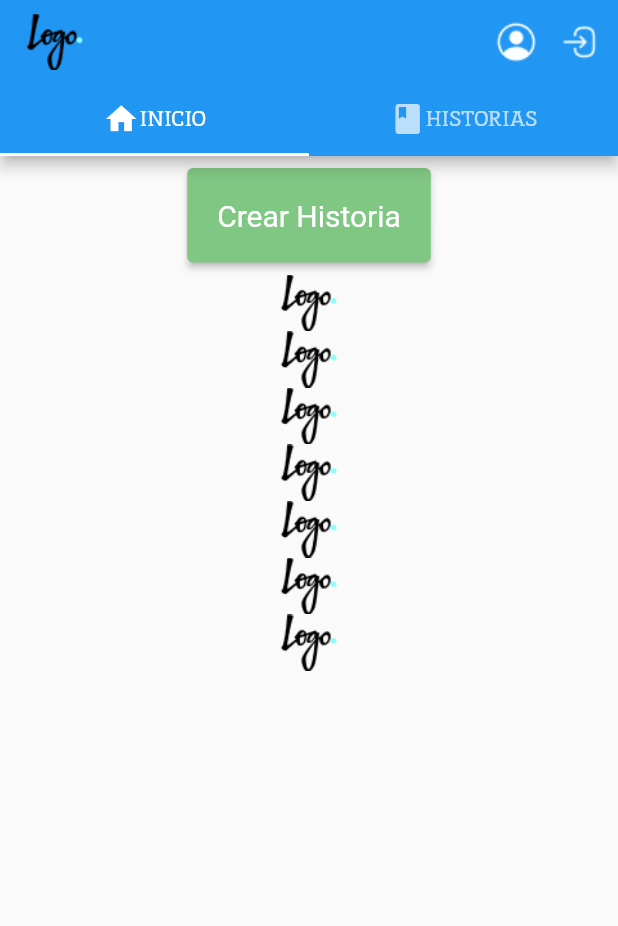
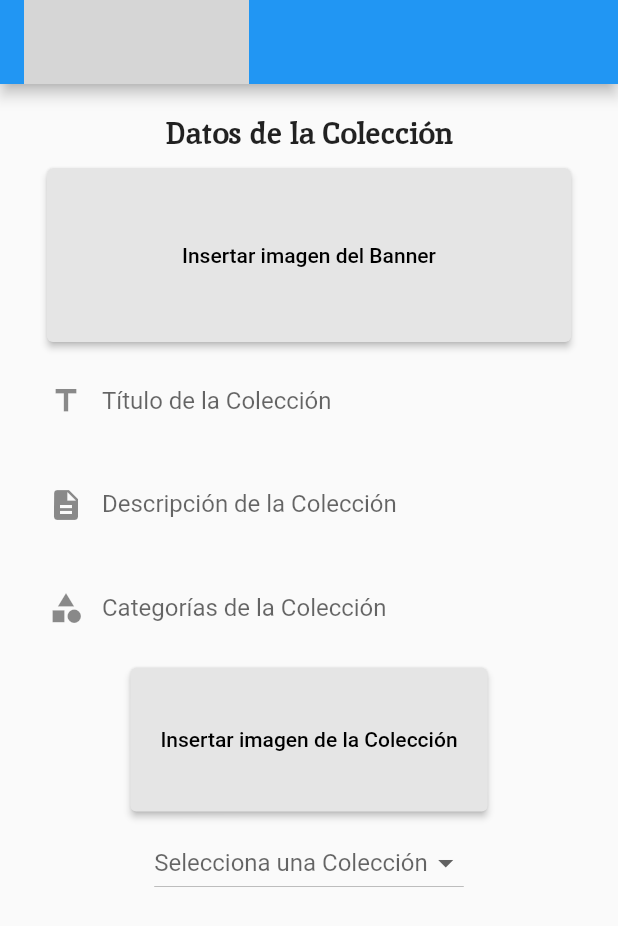
Before and after one commit to HuamanAngel/softales, a Flutter app: the screen it shows after launch, on a phone screen of 412 x 824 dp. Shown: the top 926 px of the screen. Run offline on Flutter 3.47's test engine with Material 2 defaults, Android fonts, the phone set to English and light mode, and no system bars; our stand-ins replace image_picker; missing offline and left inert: flutter_secure_storage_web; grey boxes are pictures that could not be loaded.

Commit message:
Agregar Colección

```diff
--- a/lib/core/router.dart
+++ b/lib/core/router.dart
@@ -3,6 +3,7 @@ import 'package:softales/presentation/home/collection/collection_page.dart';
 import 'package:softales/presentation/home/home_page.dart';
 import 'package:softales/presentation/login/login_page.dart';
 import 'package:softales/presentation/tales/tales_page.dart';
+import 'package:softales/presentation/tales/create_tale.dart';
 
 abstract class AppRouter {
   static Map<String, Widget Function(BuildContext)> pages = {
@@ -10,5 +11,6 @@ abstract class AppRouter {
     "home_page": (BuildContext context) => const HomePage(),
     "tales_page": (BuildContext context) => const TalesPage(),
     "collection_page": (BuildContext context) => const CollectionPage(),
+    "create_tale": (BuildContext context) => const CreateTale(),
   };
 }
--- a/lib/main.dart
+++ b/lib/main.dart
@@ -45,7 +45,7 @@ class MyApp extends StatelessWidget {
               theme: ThemeData(
                 primarySwatch: Colors.blue,
               ),
-              initialRoute: 'home_page',
+              initialRoute: "create_tale",
               routes: AppRouter.pages,
             );
           } else {
--- a/lib/presentation/home/collection/collection_page.dart
+++ b/lib/presentation/home/collection/collection_page.dart
@@ -1,4 +1,5 @@
 import 'package:flutter/material.dart';
+import 'package:softales/presentation/tales/create_tale.dart';
 
 class CollectionPage extends StatefulWidget {
   const CollectionPage({super.key});
@@ -18,7 +19,12 @@ class _CollectionPageState extends State<CollectionPage> {
             alignment: MainAxisAlignment.center,
             children: <Widget>[
               ElevatedButton(
-                onPressed: () {},
+                onPressed: () {
+                  Navigator.push(
+                    context,
+                    MaterialPageRoute(builder: (context) => CreateTale()),
+                  );
+                },
                 style: ButtonStyle(
                   backgroundColor:
                       MaterialStateProperty.all<Color>(Colors.green.shade300),
--- /dev/null
+++ b/lib/presentation/tales/create_tale.dart
@@ -0,0 +1,138 @@
+import 'dart:io';
+
+import 'package:flutter/material.dart';
+import 'package:softales/presentation/widgets/custom_appbar.dart';
+import 'package:image_picker/image_picker.dart';
+
+class CreateTale extends StatefulWidget {
+  const CreateTale({super.key});
+
+  @override
+  State<CreateTale> createState() => _CreateTaleState();
+}
+
+List<File> myFile = [];
+ImagePicker? picker;
+
+class _CreateTaleState extends State<CreateTale> {
+  @override
+  Widget build(BuildContext context) {
+    return MaterialApp(
+        debugShowCheckedModeBanner: false,
+        theme: ThemeData(
+          primarySwatch: Colors.blue,
+        ),
+        home: Scaffold(
+          appBar: customAppBar(context),
+          resizeToAvoidBottomInset: false,
+          body: SingleChildScrollView(
+            child: Column(
+              children: <Widget>[
+                Padding(
+                  padding: const EdgeInsets.all(20),
+                  child: Column(
+                    children: <Widget>[
+                      const Text("Datos de la Colección",
+                          textAlign: TextAlign.left,
+                          style: TextStyle(
+                              fontSize: 20,
+                              fontWeight: FontWeight.bold,
+                              fontFamily: 'Inika')),
+                      const SizedBox(height: 10),
+                      ElevatedButton(
+                        onPressed: () async {
+                          var file = await picker?.pickImage(
+                              source: ImageSource.gallery);
+
+                          setState(() {
+                            myFile.add(File(file!.path));
+                          });
+                        },
+                        style: ButtonStyle(
+                          padding: MaterialStateProperty.all<EdgeInsets>(
+                              const EdgeInsets.only(
+                                  top: 50, bottom: 50, left: 90, right: 90)),
+                          backgroundColor: MaterialStateProperty.all<Color>(
+                              const Color(0xFFE5E5E5)),
+                        ),
+                        child: const Text("Insertar imagen del Banner",
+                            style: TextStyle(color: Colors.black)),
+                      ),
+                      const SizedBox(height: 10),
+                      const TextField(
+                        textAlign: TextAlign.start,
+                        decoration: InputDecoration(
+                          border: InputBorder.none,
+                          labelText: 'Título de la Colección',
+                          prefixIcon: Icon(Icons.title),
+                          hoverColor: Color(0xFFE5E5E5),
+                        ),
+                      ),
+                      const SizedBox(height: 10),
+                      const TextField(
+                        textAlign: TextAlign.start,
+                        decoration: InputDecoration(
+                          border: InputBorder.none,
+                          labelText: 'Descripción de la Colección',
+                          prefixIcon: Icon(Icons.description),
+                          hoverColor: Color(0xFFE5E5E5),
+                        ),
+                      ),
+                      const SizedBox(height: 10),
+                      const TextField(
+                        textAlign: TextAlign.start,
+                        decoration: InputDecoration(
+                          border: InputBorder.none,
+                          labelText: 'Categorías de la Colección',
+                          prefixIcon: Icon(Icons.category),
+                          hoverColor: Color(0xFFE5E5E5),
+                        ),
+                      ),
+                      const SizedBox(height: 10),
+                      ElevatedButton(
+                        onPressed: () async {
+                          var file = await picker?.pickImage(
+                              source: ImageSource.gallery);
+
+                          setState(() {
+                            myFile.add(File(file!.path));
+                          });
+                        },
+                        style: ButtonStyle(
+                          padding: MaterialStateProperty.all<EdgeInsets>(
+                              const EdgeInsets.only(
+                                  top: 40, bottom: 40, left: 20, right: 20)),
+                          backgroundColor: MaterialStateProperty.all<Color>(
+                              const Color(0xFFE5E5E5)),
+                        ),
+                        child: const Text("Insertar imagen de la Colección",
+                            style: TextStyle(color: Colors.black)),
+                      ),
+                      const SizedBox(height: 10),
+                      DropdownButton(
+                        hint: const Text("Selecciona una Colección"),
+                        items: const [
+                          DropdownMenuItem(
+                            value: 1,
+                            child: Text("Colección A"),
+                          ),
+                          DropdownMenuItem(
+                            value: 2,
+                            child: Text("Colección B"),
+                          ),
+                          DropdownMenuItem(
+                            value: 3,
+                            child: Text("Colección C"),
+                          ),
+                        ],
+                        onChanged: (value) {},
+                      ),
+                    ],
+                  ),
+                )
+              ],
+            ),
+          ),
+        ));
+  }
+}
--- a/pubspec.yaml
+++ b/pubspec.yaml
@@ -14,6 +14,7 @@ dependencies:
   cupertino_icons: ^1.0.2
   provider: ^6.0.3
   flutter_secure_storage: ^6.0.0
+  image_picker: ^0.8.6
 
 dev_dependencies:
   flutter_test:
```
Also changed, not shown: pubspec.lock.
